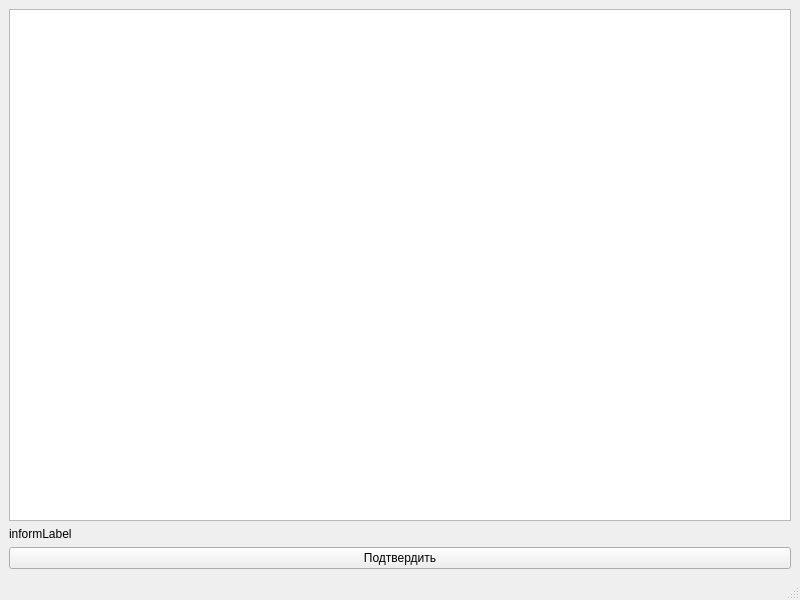
Qt form ui/mainwindow.ui (lagerat/gen-word) before a commit.
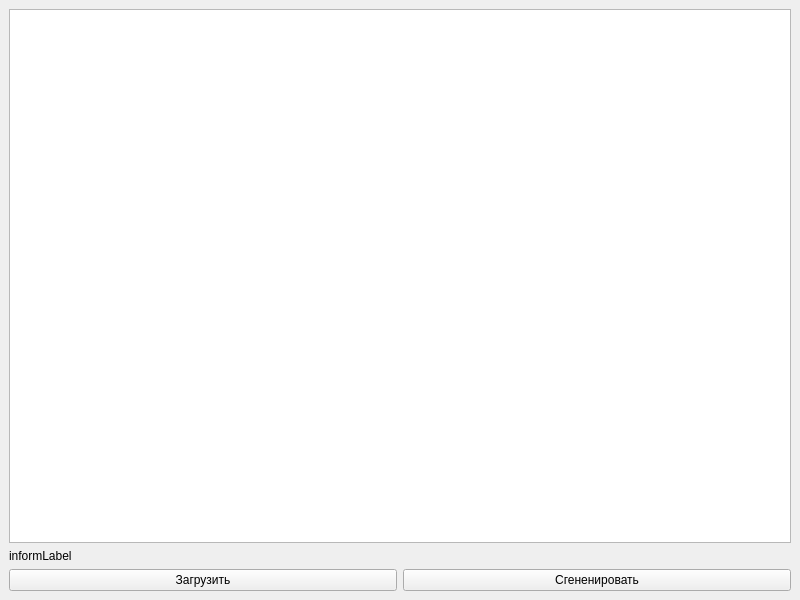
The same form after that commit.

Commit message: Add excel file selection

The edit to the form file:
```diff
--- a/ui/mainwindow.ui
+++ b/ui/mainwindow.ui
@@ -26,11 +26,22 @@
      </widget>
     </item>
     <item>
-     <widget class="QPushButton" name="continueBtn">
+     <layout class="QHBoxLayout" name="horizontalLayout">
+      <item>
+       <widget class="QPushButton" name="uploadBtn">
       <property name="text">
-       <string>Подтвердить</string>
-      </property>
-     </widget>
+         <string>Загрузить</string>
+        </property>
+       </widget>
+      </item>
+      <item>
+       <widget class="QPushButton" name="createBtn">
+        <property name="text">
+         <string>Сгененировать</string>
+        </property>
+       </widget>
+      </item>
+     </layout>
     </item>
    </layout>
   </widget>
@@ -44,7 +55,6 @@
     </rect>
    </property>
   </widget>
-  <widget class="QStatusBar" name="statusbar"/>
  </widget>
  <resources/>
  <connections/>
```
Lines whose indentation alone changed are shown as unchanged. The commit also changes 2 other files.
